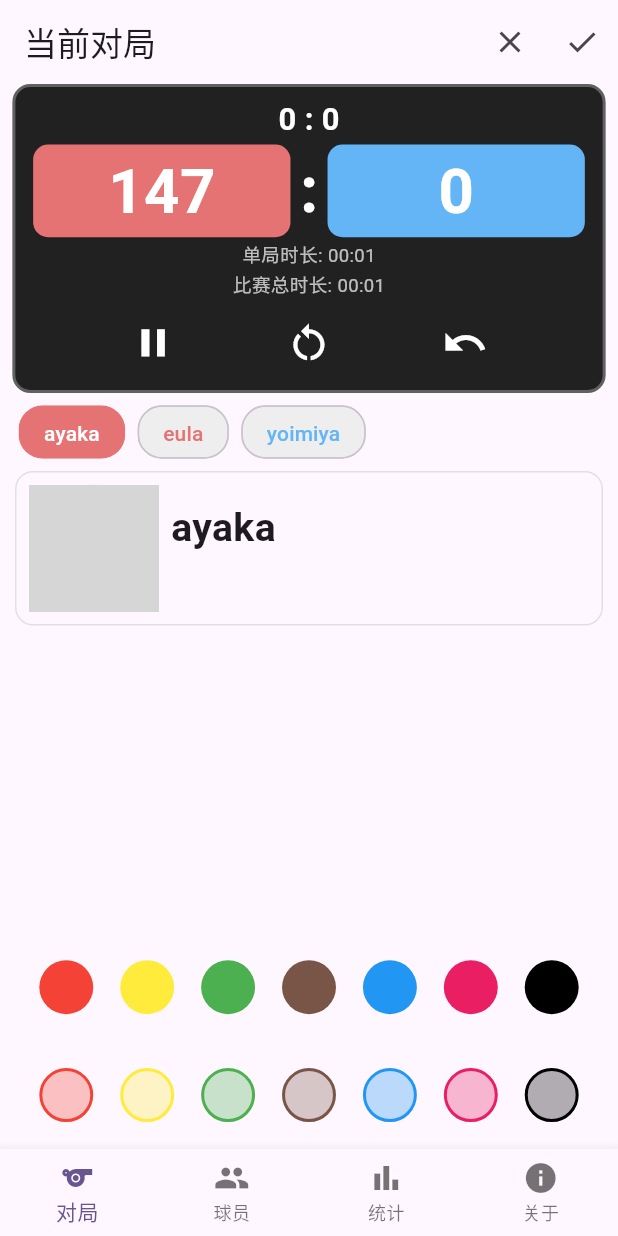
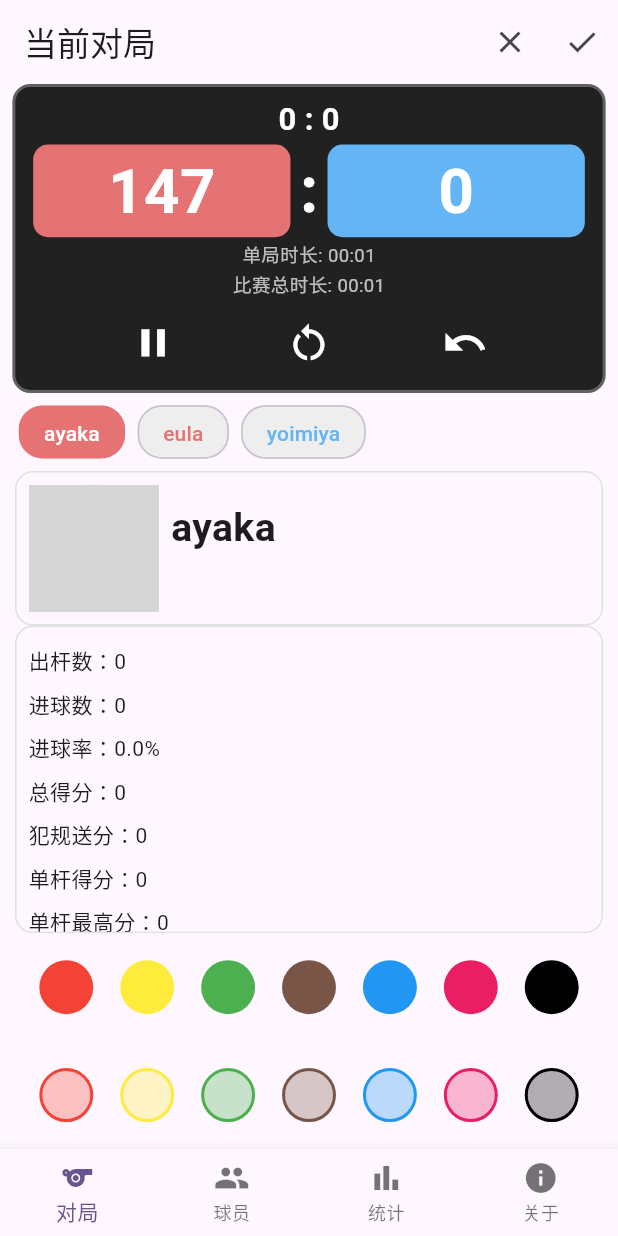
Before and after one commit to Ad-Astra-Abyssosque/SnookeMaster, a Flutter app: the screen it shows after launch, after a tap on the "add" icon, after a tap on "创建赛事", after a tap on the "play arrow" icon, on a phone screen of 412 x 824 dp. Run offline on Flutter 3.47's test engine with Material 3 defaults, Android fonts, the phone set to English and light mode, and no system bars; grey boxes are pictures that could not be loaded.

Commit message:
v0.0.5
- 添加了球员数据信息widget

```diff
--- a/lib/models/data/frame_data.dart
+++ b/lib/models/data/frame_data.dart
@@ -71,6 +71,7 @@ class FrameData {
 
     int ball = shotData.ball.index;
 
+
     shotsCount++;
     ballsShotCounts[ball]++;
 
@@ -83,14 +84,15 @@ class FrameData {
       ballsPotCounts[ball]++;
       potSuccessCounts[ball] = ballsPotCounts[ball] / ballsShotCounts[ball];
       totalScore += shotData.score;
-
+      // 记录上一次的break，用于记录单杆10+、20+...
+      int preBreak = break_;
       break_ += shotData.score;
       highestBreak = break_ > highestBreak ? break_ : highestBreak;
-      if (break_ >= 100) centuries++;
-      if (break_ >= 50) plus50++;
-      if (break_ >= 30) plus30++;
-      if (break_ >= 20) plus20++;
-      if (break_ >= 10) plus10++;
+      if (break_ >= 100 && preBreak < 100) centuries++;
+      if (break_ >= 50 && preBreak < 50) plus50++;
+      if (break_ >= 30 && preBreak < 30) plus30++;
+      if (break_ >= 20 && preBreak < 20) plus20++;
+      if (break_ >= 10 && preBreak < 10) plus10++;
     }
     else if (shotData.shotResult == ShotResult.fault) {
       faultCount++;
--- a/lib/pages/matches_page.dart
+++ b/lib/pages/matches_page.dart
@@ -6,6 +6,7 @@ import 'package:snooke_master/widgets/balls_panel.dart';
 import 'package:snooke_master/widgets/score_board.dart';
 import 'package:snooke_master/models/match_model.dart';
 import 'package:snooke_master/widgets/player_name_card.dart';
+import 'package:snooke_master/widgets/player_data_widget.dart';
 
 
 import '../models/player.dart';
@@ -215,22 +216,43 @@ class _MatchesPageState extends State<MatchesPage>
               return TabBarView(
                 controller: _tabController,
                 children: [
+                  //for (int i = 0; i < matchModel.players.length; i++)
+                    // 这里用 PlayerCardWidget 替代 Text
+                    // Column(
+                    //   children: [
+                    //     Center(
+                    //     child: PlayerCardWidget(
+                    //       name: matchModel.players[i].name,
+                    //       brief: matchModel.players[i].brief,
+                    //       avatar: matchModel.players[i].avatar != null
+                    //           ? NetworkImage(matchModel.players[i].avatar!)
+                    //           : null,
+                    //     ),
+                    //   ),
+                    //   Container()
+                    //   ],
+                    //
+                    // ),
                       for (int i = 0; i < matchModel.players.length; i++)
-                    // 这里用 PlayerCardWidget 替代 Text
+                            // 每页先显示球员名片，然后用 Expanded 显示可滚动的统计数据
                           Column(
+                              mainAxisSize: MainAxisSize.max,
                               children: [
-                        Center(
-                        child: PlayerCardWidget(
+                                // 顶部名片
+                                PlayerCardWidget(
                                   name: matchModel.players[i].name,
                                   brief: matchModel.players[i].brief,
                                   avatar: matchModel.players[i].avatar != null
                                       ? NetworkImage(matchModel.players[i].avatar!)
                                       : null,
                                 ),
+                                // 占用剩余空间的统计列表
+                                Expanded(
+                                  child: PlayerStatsWidget(
+                                      player: matchModel.players[i],
                                   ),
-                      Container()
+                                ),
                               ],
-
                             ),
 
 
--- /dev/null
+++ b/lib/widgets/player_data_widget.dart
@@ -0,0 +1,85 @@
+import 'package:flutter/material.dart';
+import '../models/player.dart';
+import 'package:snooke_master/models/data/match_data.dart';
+import 'package:snooke_master/models/data/frame_data.dart';
+
+/// Widget to display a player's current frame statistics in a scrollable list.
+class PlayerStatsWidget extends StatelessWidget {
+  /// The player whose stats to display.
+  final Player player;
+
+  /// Optional width of the widget. Defaults to screen width minus margins.
+  final double? width;
+
+  /// Optional height of the widget. Defaults to width (square).
+  final double? height;
+
+  const PlayerStatsWidget({
+    Key? key,
+    required this.player,
+    this.width,
+    this.height,
+  }) : super(key: key);
+
+  @override
+  Widget build(BuildContext context) {
+    // Retrieve the current frame data
+    final MatchData? matchData = player.currentMatchData;
+    final FrameData? frame = matchData?.currentFrameData;
+
+    // Set up default dimensions
+    final screenWidth = MediaQuery.of(context).size.width;
+    const horizontalMargin = 10.0;
+    final cardWidth = width ?? (screenWidth - horizontalMargin * 2);
+    final cardHeight = height ?? cardWidth;
+    const borderRadius = 12.0;
+
+    // Build the list of stats strings
+    final List<String> items = [];
+    if (frame != null) {
+      items.add('出杆数：${frame.shotsCount}');
+      items.add('进球数：${frame.potsCount}');
+      items.add('进球率：${(frame.potSuccessRate * 100).toStringAsFixed(1)}%');
+      items.add('总得分：${frame.totalScore}');
+      items.add('犯规送分：${frame.faultCount}');
+      items.add('单杆得分：${frame.break_}');
+      items.add('单杆最高分：${frame.highestBreak}');
+      items.add('平均出杆时长：${frame.averageShotTime.toStringAsFixed(1)}秒');
+      items.add('破百数：${frame.centuries}');
+      items.add('单杆10+：${frame.plus10}');
+      items.add('单杆20+：${frame.plus20}');
+      items.add('单杆30+：${frame.plus30}');
+      items.add('单杆50+：${frame.plus50}');
+    } else {
+      items.add('暂无有效数据');
+    }
+
+    return Padding(
+      padding: const EdgeInsets.symmetric(horizontal: horizontalMargin),
+      child: Container(
+        width: cardWidth,
+        height: cardHeight,
+        decoration: BoxDecoration(
+          color: Theme.of(context).scaffoldBackgroundColor,
+          border: Border.all(color: Colors.grey.shade300, width: 1),
+          borderRadius: BorderRadius.circular(borderRadius),
+        ),
+        child: ClipRRect(
+          borderRadius: BorderRadius.circular(borderRadius),
+          child: ListView.builder(
+            padding: const EdgeInsets.all(8),
+            itemCount: items.length,
+            itemBuilder: (context, index) => Padding(
+              padding: const EdgeInsets.symmetric(vertical: 4),
+              child: Text(
+                items[index],
+                style: const TextStyle(fontSize: 14),
+              ),
+            ),
+          ),
+        ),
+      ),
+    );
+  }
+
+}
```
Also changed, not shown: lib/widgets/player_data_single_match.dart (deleted). Lines whose indentation alone changed are shown as unchanged.
